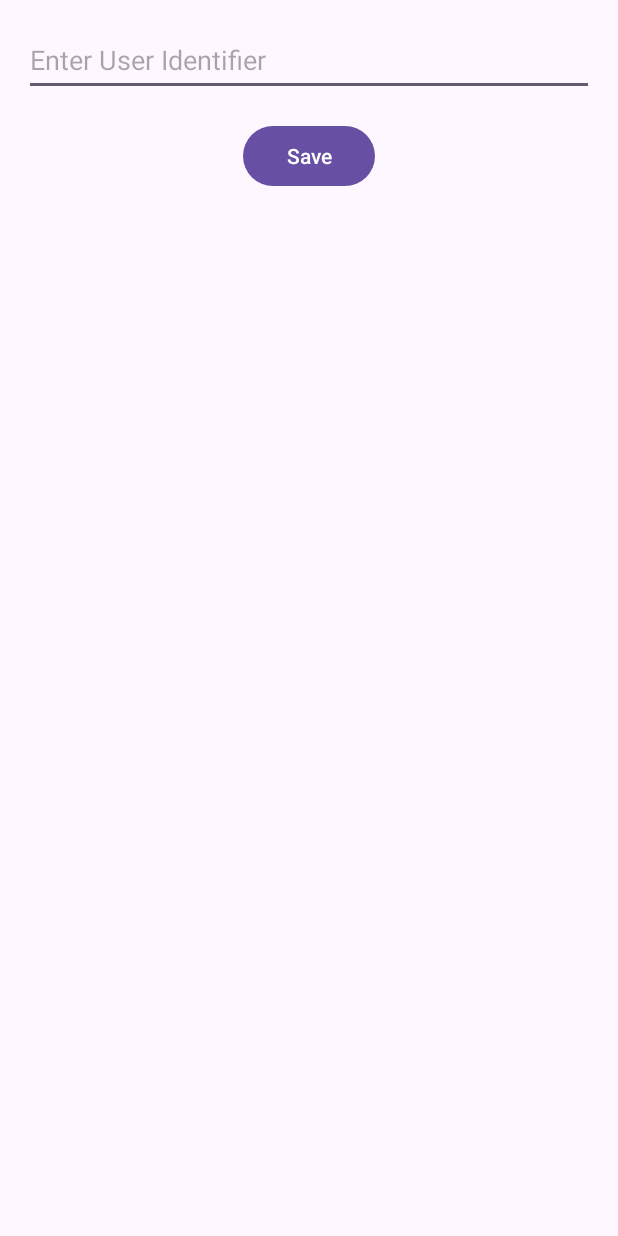
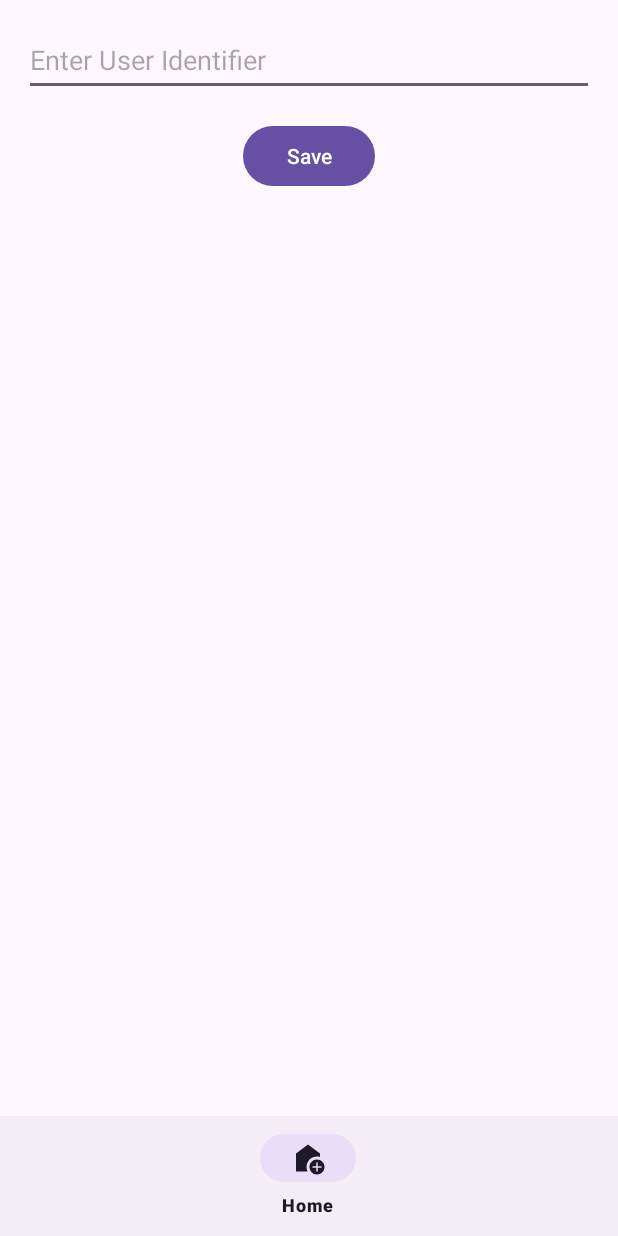
Before and after one commit to lucasbnrd05/kotlin_app, an Android app: the SettingsActivity screen opened directly, with no data from a screen before it, on a phone screen of 412 x 824 dp. Run offline under Robolectric (Android 15) with nearby library versions, the light colour scheme and no system bars.

Commit message:
settings

```diff
--- a/IMC/app/src/main/java/com/example/imctrack/Page2.kt
+++ b/IMC/app/src/main/java/com/example/imctrack/Page2.kt
@@ -92,6 +92,11 @@ class Page2 : AppCompatActivity() {
                 toggleTheme()
                 true
             }
+            R.id.nav_settings -> {
+                val intent = Intent(this, SettingsActivity::class.java)
+                startActivity(intent)
+                true
+            }
             else -> super.onOptionsItemSelected(item)
         }
     }
--- a/IMC/app/src/main/java/com/example/imctrack/Page3.kt
+++ b/IMC/app/src/main/java/com/example/imctrack/Page3.kt
@@ -66,6 +66,11 @@ class Page3 : AppCompatActivity() {
                 toggleTheme()
                 true
             }
+            R.id.nav_settings -> {
+                val intent = Intent(this, SettingsActivity::class.java)
+                startActivity(intent)
+                true
+            }
             else -> super.onOptionsItemSelected(item)
         }
     }
--- a/IMC/app/src/main/java/com/example/imctrack/SettingsActivity.kt
+++ b/IMC/app/src/main/java/com/example/imctrack/SettingsActivity.kt
@@ -1,7 +1,10 @@
 package com.example.imctrack
 
+import android.annotation.SuppressLint
 import android.content.Context
+import android.content.Intent
 import android.os.Bundle
+import android.view.View
 import android.widget.Button
 import android.widget.EditText
 import android.widget.Toast
@@ -9,9 +12,11 @@ import androidx.activity.enableEdgeToEdge
 import androidx.appcompat.app.AppCompatActivity
 import androidx.core.view.ViewCompat
 import androidx.core.view.WindowInsetsCompat
+import com.google.android.material.bottomnavigation.BottomNavigationView
 
 class SettingsActivity : AppCompatActivity() {
 
+    @SuppressLint("MissingInflatedId")
     override fun onCreate(savedInstanceState: Bundle?) {
         super.onCreate(savedInstanceState)
         setContentView(R.layout.activity_settings)
@@ -48,5 +53,18 @@ class SettingsActivity : AppCompatActivity() {
                 Toast.makeText(this, "User ID cannot be blank", Toast.LENGTH_LONG).show()
             }
         }
+        val bottomNavigationView: BottomNavigationView = findViewById(R.id.bottom_navigation_settings)
+        bottomNavigationView.setOnItemSelectedListener { item ->
+            when (item.itemId) {
+                R.id.nav_home -> {
+                    // Naviguer vers MainActivity
+                    val intent = Intent(this, MainActivity::class.java)
+                    startActivity(intent)
+                    true
+                }
+                else -> false
+            }
+        }
+
     }
 }
--- a/IMC/app/src/main/res/layout/activity_settings.xml
+++ b/IMC/app/src/main/res/layout/activity_settings.xml
@@ -33,4 +33,13 @@
         app:layout_constraintEnd_toEndOf="parent"
         android:layout_marginTop="16dp" />
 
+    <com.google.android.material.bottomnavigation.BottomNavigationView
+        android:id="@+id/bottom_navigation_settings"
+        android:layout_width="match_parent"
+        android:layout_height="wrap_content"
+        app:layout_constraintBottom_toBottomOf="parent"
+        app:menu="@menu/bottom_menu_settings"
+        tools:ignore="MissingConstraints" />
+
+
 </androidx.constraintlayout.widget.ConstraintLayout>
--- /dev/null
+++ b/IMC/app/src/main/res/menu/bottom_menu_settings.xml
@@ -0,0 +1,9 @@
+<menu xmlns:tools="http://schemas.android.com/tools"
+    xmlns:android="http://schemas.android.com/apk/res/android"
+    tools:ignore="HardcodedText">
+
+    <item
+        android:id="@+id/nav_home"
+        android:icon="@drawable/ic_home"
+        android:title="Home" />
+</menu>
```
Also changed, not shown: IMC/app/src/main/java/com/example/imctrack/MainActivity.kt (+5 -16 lines).
